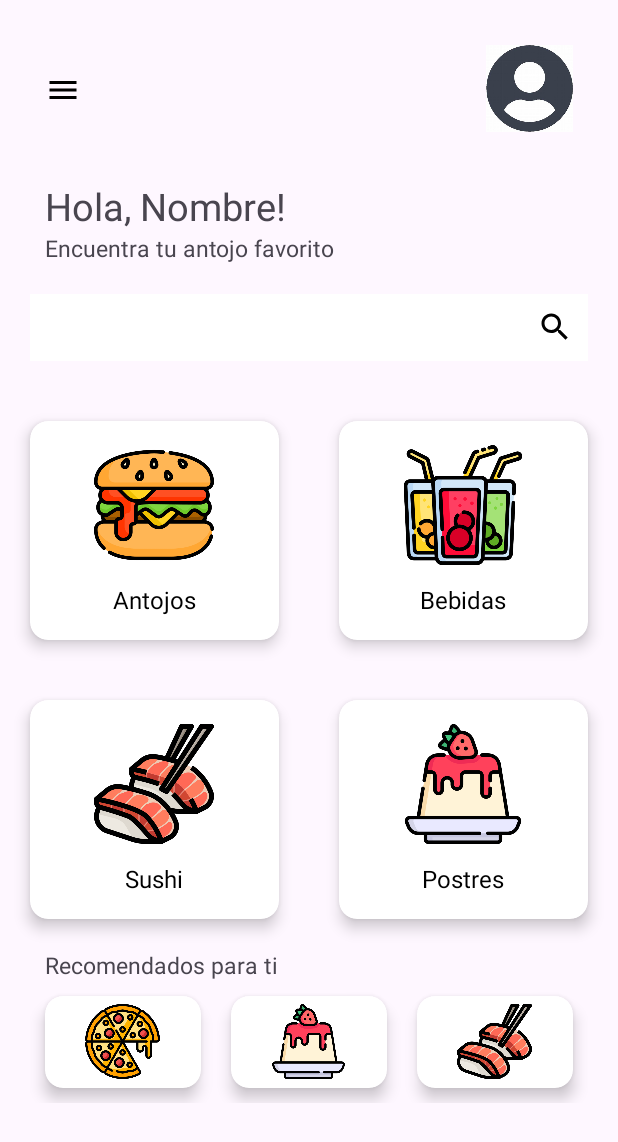
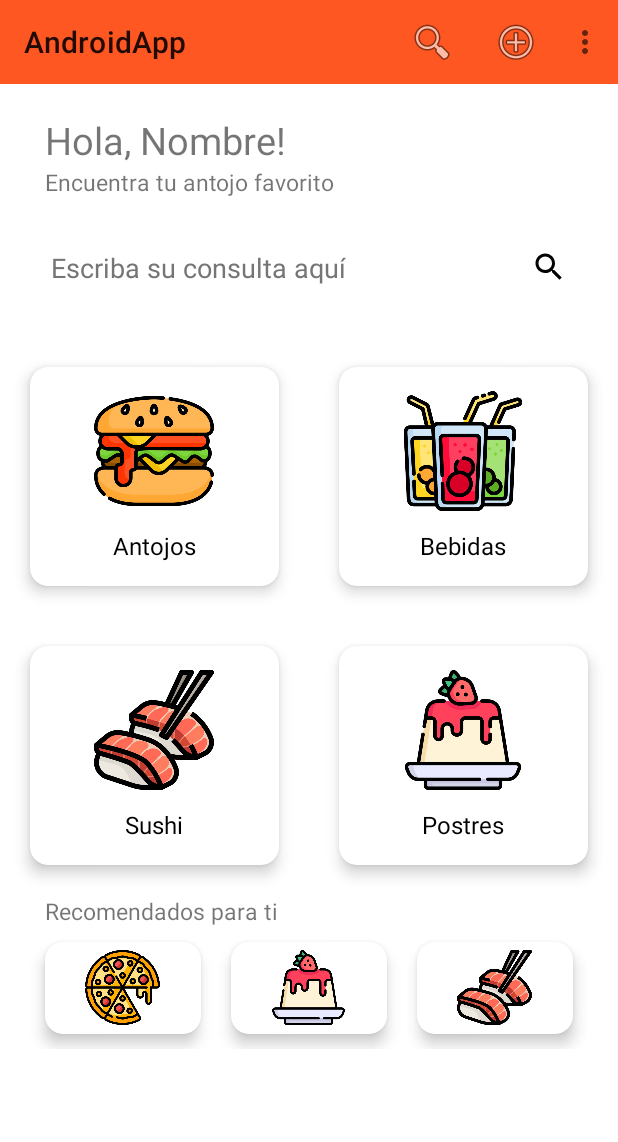
Before and after one commit to Zuri-sadai/AndroidApp, an Android app: the screen it shows after launch (MainActivity), on a phone screen of 412 x 824 dp. Shown: the top 1142 px of the screen. Run offline under Robolectric (Android 15) with nearby library versions, the phone set to English and light mode, and no system bars.

Commit message:
Agregamos ActionBar

```diff
--- a/app/src/main/java/com/zuul/androidapp/MainActivity.java
+++ b/app/src/main/java/com/zuul/androidapp/MainActivity.java
@@ -1,14 +1,53 @@
 package com.zuul.androidapp;
 
+import android.os.Bundle;
 import androidx.appcompat.app.AppCompatActivity;
+import androidx.appcompat.widget.Toolbar;
+import android.util.Log;
+import android.view.Menu;
+import android.view.MenuItem;
 
-import android.os.Bundle;
 
 public class MainActivity extends AppCompatActivity {
 
     @Override
-    protected void onCreate(Bundle savedInstanceState) {
+    public void onCreate(Bundle savedInstanceState) {
         super.onCreate(savedInstanceState);
         setContentView(R.layout.menu);
+
+        Toolbar toolbar = findViewById(R.id.toolbar);
+        setSupportActionBar(toolbar);
+    }
+
+    @Override
+    public boolean onCreateOptionsMenu(Menu menu) {
+        // Infla el menú; esto agrega ítems a la barra de acción si está presente.
+        getMenuInflater().inflate(R.menu.menu_home, menu);
+        return true;
+    }
+
+    @Override
+    public boolean onOptionsItemSelected(MenuItem item) {
+        // Maneja los clics de los ítems del menú aquí.
+        int id = item.getItemId();
+
+        if (id == R.id.action_search) {
+            Log.d("HomeActivity", "action_search");
+            return true;
+        } else if (id == R.id.action_add) {
+            Log.d("HomeActivity", "action_add");
+            return true;
+        } else if (id == R.id.action_info) {
+            Log.d("HomeActivity", "action_info");
+            return true;
+        } else if (id == R.id.action_settings) {
+            Log.d("HomeActivity", "action_settings");
+            return true;
+        } else if (id == R.id.action_help) {
+            Log.d("HomeActivity", "action_help");
+            return true;
+        }
+
+        return super.onOptionsItemSelected(item);
     }
 }
--- a/app/src/main/res/layout/menu.xml
+++ b/app/src/main/res/layout/menu.xml
@@ -5,64 +5,52 @@
     android:layout_height="wrap_content"
     xmlns:app="http://schemas.android.com/apk/res-auto">
 
+    <!-- Toolbar definition -->
+    <androidx.appcompat.widget.Toolbar
+        android:id="@+id/toolbar"
+        android:layout_width="match_parent"
+        android:layout_height="?attr/actionBarSize"
+        android:background="?attr/colorPrimary"
+        app:layout_constraintTop_toTopOf="parent"
+        app:popupTheme="@style/ThemeOverlay.AppCompat.Light"/>
 
     <LinearLayout
         android:layout_width="match_parent"
         android:layout_height="match_parent"
         android:orientation="vertical"
+        android:layout_marginTop="20dp"
+        app:layout_constraintTop_toBottomOf="@+id/toolbar"
         app:layout_constraintBottom_toBottomOf="parent">
-
-        <RelativeLayout
-            android:layout_width="match_parent"
-            android:layout_height="wrap_content"
-            android:layout_margin="30dp">
-
-            <TextView
-                android:layout_width="60dp"
-                android:layout_height="60dp"
-                android:layout_alignParentLeft="true"
-                android:drawableLeft="@drawable/baseline_menu_24" />
-
-            <ImageView
-                android:layout_width="58dp"
-                android:layout_height="58dp"
-                android:layout_alignParentRight="true"
-                android:src="@drawable/user"
-                tools:layout_editor_absoluteX="25dp"
-                tools:layout_editor_absoluteY="16dp" />
-        </RelativeLayout>
 
         <TextView
             android:layout_width="wrap_content"
             android:layout_height="wrap_content"
-            android:layout_marginLeft="30dp"
+            android:layout_marginStart="30dp"
             android:text="@string/saludo"
             android:textSize="25sp" />
 
         <TextView
             android:layout_width="wrap_content"
             android:layout_height="wrap_content"
-            android:layout_marginLeft="30dp"
+            android:layout_marginStart="30dp"
             android:text="@string/mensaje"
-            android:textSize="15dp" />
+            android:textSize="15sp" />
 
-        <RelativeLayout
+        <EditText
+            android:id="@+id/username"
+            android:maxWidth="488dp"
             android:layout_width="match_parent"
+            android:minHeight="48dp"
             android:layout_height="wrap_content"
-            android:layout_margin="20dp">
-
-            <EditText
-                android:id="@+id/username"
-                android:layout_width="match_parent"
-                android:layout_height="wrap_content"
-                android:background="@color/white"
-                android:drawableRight="@drawable/baseline_search_24"
-                android:drawablePadding="10dp"
-                android:padding="10dp"
-                android:textColorHint="@color/gris"
-               />
-
-        </RelativeLayout>
+            android:background="@color/white"
+            android:drawableEnd="@drawable/baseline_search_24"
+            android:drawablePadding="14dp"
+            android:padding="14dp"
+            android:textColorHint="@color/gris"
+            android:layout_margin="20dp"
+            android:hint="@string/hint"
+            android:inputType="text"
+            android:autofillHints="username" />
 
         <GridLayout
             android:layout_width="match_parent"
@@ -92,13 +80,14 @@
                     <ImageView
                         android:layout_width="80dp"
                         android:layout_height="80dp"
-                        android:src="@drawable/burgerr" />
+                        android:src="@drawable/burgerr"
+                        android:contentDescription="@string/antojos"/>
 
                     <TextView
                         android:layout_width="wrap_content"
                         android:layout_height="wrap_content"
                         android:layout_marginTop="12dp"
-                        android:text="Antojos"
+                        android:text="@string/antojos"
                         android:textColor="@color/black"
                         android:textSize="16sp" />
 
@@ -127,13 +116,14 @@
                     <ImageView
                         android:layout_width="80dp"
                         android:layout_height="80dp"
-                        android:src="@drawable/drink" />
+                        android:src="@drawable/drink"
+                        android:contentDescription="@string/bebidas" />
 
                     <TextView
                         android:layout_width="wrap_content"
                         android:layout_height="wrap_content"
                         android:layout_marginTop="12dp"
-                        android:text="Bebidas"
+                        android:text="@string/bebidas"
                         android:textColor="@color/black"
                         android:textSize="16sp" />
 
@@ -162,13 +152,14 @@
                     <ImageView
                         android:layout_width="80dp"
                         android:layout_height="80dp"
-                        android:src="@drawable/sushi" />
+                        android:src="@drawable/sushi"
+                        android:contentDescription="@string/sushi" />
 
                     <TextView
                         android:layout_width="wrap_content"
                         android:layout_height="wrap_content"
                         android:layout_marginTop="12dp"
-                        android:text="Sushi"
+                        android:text="@string/sushi"
                         android:textColor="@color/black"
                         android:textSize="16sp" />
 
@@ -196,13 +187,14 @@
                     <ImageView
                         android:layout_width="80dp"
                         android:layout_height="80dp"
-                        android:src="@drawable/dessert" />
+                        android:src="@drawable/dessert"
+                        android:contentDescription="@string/postres" />
 
                     <TextView
                         android:layout_width="wrap_content"
                         android:layout_height="wrap_content"
                         android:layout_marginTop="12dp"
-                        android:text="Postres"
+                        android:text="@string/postres"
                         android:textColor="@color/black"
                         android:textSize="16sp" />
 
@@ -215,9 +207,9 @@
         <TextView
             android:layout_width="wrap_content"
             android:layout_height="wrap_content"
-            android:layout_marginLeft="30dp"
-            android:text="Recomendados para ti"
-            android:textSize="15dp" />
+            android:layout_marginStart="30dp"
+            android:text="@string/recomendados"
+            android:textSize="15sp" />
 
         <GridLayout
             android:layout_width="match_parent"
@@ -242,7 +234,8 @@
                     android:layout_width="50dp"
                     android:layout_height="50dp"
                     android:layout_gravity="center"
-                    android:src="@drawable/pizza" />
+                    android:src="@drawable/pizza"
+                    android:contentDescription="@string/pizza" />
 
             </androidx.cardview.widget.CardView>
 
@@ -259,7 +252,8 @@
                     android:layout_width="50dp"
                     android:layout_height="50dp"
                     android:layout_gravity="center"
-                    android:src="@drawable/dessert" />
+                    android:src="@drawable/dessert"
+                    android:contentDescription="@string/postres" />
 
             </androidx.cardview.widget.CardView>
 
@@ -276,7 +270,8 @@
                     android:layout_width="50dp"
                     android:layout_height="50dp"
                     android:layout_gravity="center"
-                    android:src="@drawable/sushi" />
+                    android:src="@drawable/sushi"
+                    android:contentDescription="@string/sushi" />
 
             </androidx.cardview.widget.CardView>
 
--- /dev/null
+++ b/app/src/main/res/menu/menu_home.xml
@@ -0,0 +1,41 @@
+<menu xmlns:android="http://schemas.android.com/apk/res/android"
+    xmlns:app="http://schemas.android.com/apk/res-auto">
+
+    <!-- Items visibles siempre en la barra de acción -->
+
+    <!-- Ícono de búsqueda -->
+    <item
+        android:id="@+id/action_search"
+        android:icon="@android:drawable/ic_menu_search"
+        android:title="@string/search"
+        app:showAsAction="ifRoom"/>
+
+    <!-- Ícono de añadir o más -->
+    <item
+        android:id="@+id/action_add"
+        android:icon="@android:drawable/ic_menu_add"
+        android:title="@string/add"
+        app:showAsAction="ifRoom"/>
+
+    <!-- Ícono de información -->
+    <item
+        android:id="@+id/action_info"
+        android:icon="@android:drawable/ic_menu_info_details"
+        android:title="@string/info"
+        app:showAsAction="ifRoom"/>
+
+    <!-- Ícono de configuración o ajustes -->
+    <item
+        android:id="@+id/action_settings"
+        android:icon="@android:drawable/ic_menu_manage"
+        android:title="@string/settings"
+        app:showAsAction="never"/>
+
+    <!-- Ícono de ayuda -->
+    <item
+        android:id="@+id/action_help"
+        android:icon="@android:drawable/ic_menu_help"
+        android:title="@string/help"
+        app:showAsAction="never"/>
+
+</menu>
--- a/app/src/main/res/values-night/themes.xml
+++ /dev/null
@@ -1,7 +0,0 @@
-<resources xmlns:tools="http://schemas.android.com/tools">
-    <!-- Base application theme. -->
-    <style name="Base.Theme.AndroidApp" parent="Theme.Material3.DayNight.NoActionBar">
-        <!-- Customize your dark theme here. -->
-        <!-- <item name="colorPrimary">@color/my_dark_primary</item> -->
-    </style>
-</resources>
--- a/app/src/main/res/values/colors.xml
+++ b/app/src/main/res/values/colors.xml
@@ -1,6 +1,9 @@
 <?xml version="1.0" encoding="utf-8"?>
 <resources>
+    <color name="colorPrimary">#FF5722</color>
+    <color name="colorPrimaryDark">#E64A19</color>
+    <color name="colorAccent">#FFC107</color>
     <color name="black">#FF000000</color>
     <color name="white">#FFFFFFFF</color>
-    <color name ="gris">#B0B0B0</color>
+    <color name ="gris">#757575</color>
 </resources>
--- a/app/src/main/res/values/strings.xml
+++ b/app/src/main/res/values/strings.xml
@@ -3,4 +3,16 @@
     <string name="saludo">Hola, Nombre! </string>
     <string name="mensaje">Encuentra tu antojo favorito</string>
     <string name="iniciosesion">Crea una cuenta</string>
+    <string name="search">Buscar</string>
+    <string name="add">Añadir</string>
+    <string name="info">Información</string>
+    <string name="settings">Configuración</string>
+    <string name="help">Ayuda</string>
+    <string name="antojos">Antojos</string>
+    <string name="bebidas">Bebidas</string>
+    <string name="sushi">Sushi</string>
+    <string name="postres">Postres</string>
+    <string name="pizza">Pizza</string>
+    <string name="hint">Escriba su consulta aquí</string>
+    <string name="recomendados"> Recomendados para ti </string>
 </resources>
--- /dev/null
+++ b/app/src/main/res/values/styles.xml
@@ -0,0 +1,12 @@
+<resources>
+
+    <!-- Base application theme. -->
+    <style name="AppTheme" parent="Theme.MaterialComponents.Light.NoActionBar">
+        <!-- Customize your theme here. -->
+        <item name="colorPrimary">@color/colorPrimary</item>
+        <item name="colorPrimaryDark">@color/colorPrimaryDark</item>
+        <item name="colorAccent">@color/colorAccent</item>
+        <!-- Other custom styles for your app. -->
+    </style>
+
+</resources>
--- a/app/src/main/res/values/themes.xml
+++ /dev/null
@@ -1,9 +0,0 @@
-<resources xmlns:tools="http://schemas.android.com/tools">
-    <!-- Base application theme. -->
-    <style name="Base.Theme.AndroidApp" parent="Theme.Material3.DayNight.NoActionBar">
-        <!-- Customize your light theme here. -->
-        <!-- <item name="colorPrimary">@color/my_light_primary</item> -->
-    </style>
-
-    <style name="Theme.AndroidApp" parent="Base.Theme.AndroidApp" />
-</resources>
```
Also changed, not shown: app/src/main/AndroidManifest.xml (+7 -5 lines).
